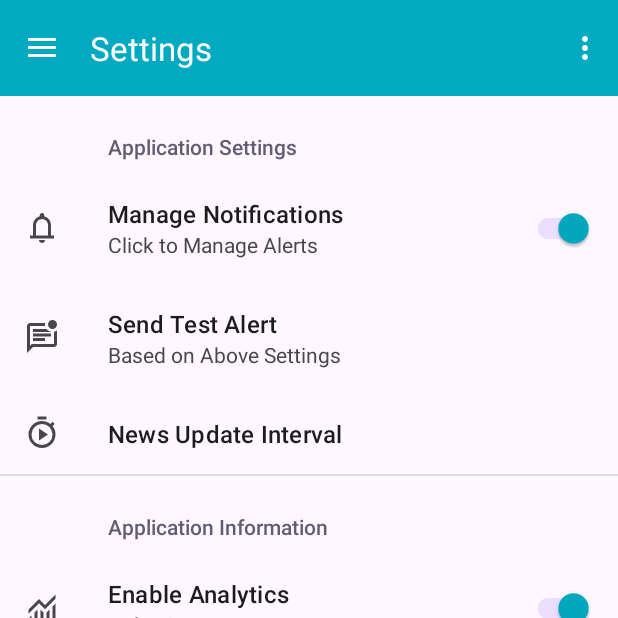
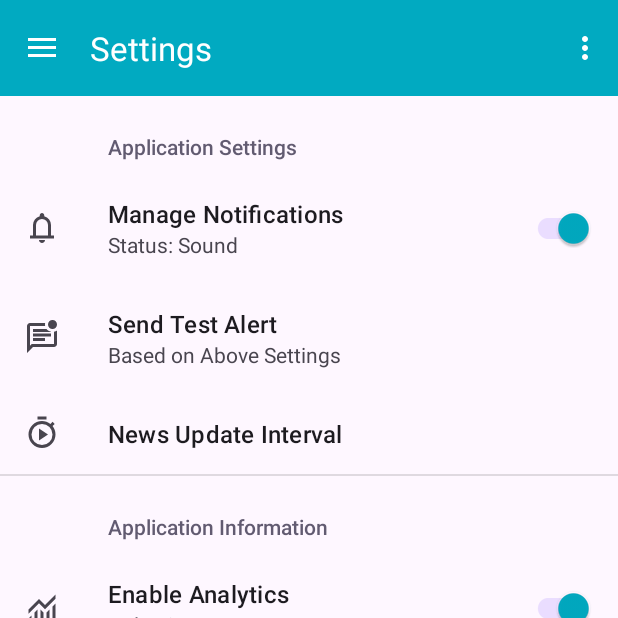
Before and after one commit to cssnr/tibs3dprints-android, an Android app: the SettingsFragment screen opened through its navigation route, on a phone screen of 412 x 824 dp, the top half of it. Run offline under Robolectric (Android 15) with nearby library versions, the phone set to English and light mode, and no system bars; our stand-ins replace androidx.preference, navigation-ui; 2 statements that could not run were skipped.

Commit message:
Update Notifications (#25)
- Update Notifications
- Update README.md
- Add Release Drafter

```diff
--- a/app/src/main/java/org/cssnr/tibs3dprints/ui/settings/SettingsFragment.kt
+++ b/app/src/main/java/org/cssnr/tibs3dprints/ui/settings/SettingsFragment.kt
@@ -68,10 +68,12 @@ class SettingsFragment : PreferenceFragmentCompat() {
             registerForActivityResult(RequestPermission()) { result ->
                 Log.d(LOG_TAG, "result: $result")
             }
-        enableNotifications = findPreference<SwitchPreferenceCompat>("enable_notifications")
+        enableNotifications = findPreference<SwitchPreferenceCompat>("default_channel_id")
         enableNotifications?.setOnPreferenceChangeListener { _, newValue ->
-            Log.d(LOG_TAG, "enable_notifications: $newValue")
-            if (ctx.requestPerms(requestPermissionLauncher, newValue as Boolean)) onResume()
+            Log.d(LOG_TAG, "default_channel_id: ${newValue as Boolean}")
+            if (ctx.requestPerms(requestPermissionLauncher, newValue, "default_channel_id")) {
+                onResume()
+            }
             false
         }
 
@@ -96,7 +98,7 @@ class SettingsFragment : PreferenceFragmentCompat() {
                 .setContentText("This is a test of the alert system.")
                 .setPriority(NotificationCompat.PRIORITY_DEFAULT)
                 .setAutoCancel(true)
-            ctx.sendNotification(builder)
+            ctx.sendNotification(builder, "default_channel_id")
             false
         }
 
@@ -155,10 +157,59 @@ class SettingsFragment : PreferenceFragmentCompat() {
     override fun onResume() {
         Log.d(LOG_TAG, "ON RESUME")
         super.onResume()
-        val notificationsEnabled = context?.areNotificationsEnabled() == true
-        Log.i(LOG_TAG, "notificationsEnabled: $notificationsEnabled")
-        enableNotifications?.isChecked = notificationsEnabled
-        sendTestAlert?.isEnabled = notificationsEnabled
+        context?.updateNotificationStatus()
+        sendTestAlert?.isEnabled = enableNotifications?.isChecked == true
+    }
+
+    private fun Context.updateNotificationStatus() {
+        val notificationManager = NotificationManagerCompat.from(this)
+        val areNotificationsEnabled = notificationManager.areNotificationsEnabled()
+        Log.i(LOG_TAG, "areNotificationsEnabled: $areNotificationsEnabled")
+        for (channel in notificationManager.notificationChannels) {
+            Log.d(LOG_TAG, "pref key: ${channel.id}")
+            val pref = findPreference<SwitchPreferenceCompat>("${channel.id}")
+            Log.d(LOG_TAG, "pref: $pref")
+            if (pref == null) continue
+
+            val alertsEnabled = isChannelEnabled()
+            //    channel.importance != NotificationManager.IMPORTANCE_NONE && areNotificationsEnabled
+            Log.i(LOG_TAG, "alertsEnabled: $alertsEnabled")
+
+            val playsSound =
+                channel.sound != null && channel.importance >= NotificationManager.IMPORTANCE_DEFAULT
+            Log.i(LOG_TAG, "playsSound: $playsSound")
+
+            val hasVibration =
+                channel.shouldVibrate() && channel.importance >= NotificationManager.IMPORTANCE_DEFAULT
+            Log.i(LOG_TAG, "hasVibration: $hasVibration")
+
+            val isSilent = channel.importance <= NotificationManager.IMPORTANCE_LOW &&
+                    !playsSound &&
+                    !hasVibration
+            Log.i(LOG_TAG, "isSilent: $isSilent")
+
+            if (!alertsEnabled) {
+                pref.summary = "Status: Disabled"
+                pref.isChecked = false
+            } else {
+                val statuses = mutableSetOf<String>()
+                if (isSilent) {
+                    statuses.add("Silent")
+                }
+                if (playsSound) {
+                    statuses.add("Sound")
+                }
+                if (hasVibration) {
+                    statuses.add("Vibrate")
+                }
+                if (statuses.isEmpty()) {
+                    statuses.add("No Sound or Vibration")
+                }
+                val result = statuses.joinToString(", ")
+                pref.summary = "Status: $result"
+                pref.isChecked = true
+            }
+        }
     }
 
     fun Context.updateWorkManager(listPref: ListPreference, newValue: Any): Boolean {
@@ -203,8 +254,8 @@ class SettingsFragment : PreferenceFragmentCompat() {
             switchPreference.isChecked = true
         } else {
             MaterialAlertDialogBuilder(this)
-                .setTitle("Please Reconsider")
-                .setMessage("Analytics are only used to fix bugs and make improvements.")
+                .setTitle(getString(R.string.analytics_title))
+                .setMessage(getString(R.string.analytics_notice))
                 .setPositiveButton("Disable Anyway") { _, _ ->
                     Log.d("toggleAnalytics", "DISABLE Analytics")
                     Firebase.analytics.logEvent("disable_analytics", null)
@@ -313,7 +364,86 @@ class SettingsFragment : PreferenceFragmentCompat() {
     }
 }
 
-fun Context.sendNotification(builder: NotificationCompat.Builder) {
+internal fun Context.launchNotificationSettings(channelId: String = "default_channel_id") {
+    val notificationManager = NotificationManagerCompat.from(this)
+    val globalEnabled = notificationManager.areNotificationsEnabled()
+    Log.i("areNotificationsEnabled", "globalEnabled: $globalEnabled")
+    val intent = if (globalEnabled) {
+        Intent(Settings.ACTION_CHANNEL_NOTIFICATION_SETTINGS).apply {
+            putExtra(Settings.EXTRA_APP_PACKAGE, packageName)
+            putExtra(Settings.EXTRA_CHANNEL_ID, channelId)
+        }
+    } else {
+        Intent(Settings.ACTION_APP_NOTIFICATION_SETTINGS).apply {
+            putExtra(Settings.EXTRA_APP_PACKAGE, packageName)
+        }
+    }
+    startActivity(intent)
+}
+
+fun Context.requestPerms(
+    requestPermissionLauncher: ActivityResultLauncher<String>,
+    newValue: Boolean,
+    channelId: String = "default_channel_id",
+): Boolean {
+    if (newValue == false) {
+        launchNotificationSettings(channelId)
+        return false
+    }
+    if (Build.VERSION.SDK_INT >= Build.VERSION_CODES.TIRAMISU) {
+        val perm = Manifest.permission.POST_NOTIFICATIONS
+        when {
+            ContextCompat.checkSelfPermission(this, perm) ==
+                    PackageManager.PERMISSION_GRANTED -> {
+                Log.d("requestPerms", "1 - Permission Already Granted")
+                launchNotificationSettings(channelId)
+            }
+
+            ActivityCompat.shouldShowRequestPermissionRationale(this as Activity, perm) -> {
+                Log.d("requestPerms", "2 - shouldShowRequestPermissionRationale")
+                launchNotificationSettings(channelId)
+            }
+
+            else -> {
+                Log.d("requestPerms", "3 - requestPermissionLauncher")
+                requestPermissionLauncher.launch(perm)
+            }
+        }
+    } else {
+        Log.d("requestPerms", "4 - PRE TIRAMISU")
+        val preferences = PreferenceManager.getDefaultSharedPreferences(this)
+        val hasUserEnabled = preferences.getBoolean("${channelId}_was_enabled", false)
+        Log.d("requestPerms", "hasUserEnabled: $hasUserEnabled")
+        if (!hasUserEnabled) {
+            preferences.edit { putBoolean("${channelId}_was_enabled", true) }
+            if (isChannelEnabled(channelId)) return true
+        }
+        launchNotificationSettings(channelId)
+    }
+    return false
+}
+
+fun Context.isChannelEnabled(channelId: String = "default_channel_id"): Boolean {
+    if (Build.VERSION.SDK_INT < Build.VERSION_CODES.TIRAMISU) {
+        Log.d("isChannelEnabled", "PRE TIRAMISU")
+        val preferences = PreferenceManager.getDefaultSharedPreferences(this)
+        val hasUserEnabled = preferences.getBoolean("${channelId}_was_enabled", false)
+        Log.d("isChannelEnabled", "hasUserEnabled: $hasUserEnabled")
+        if (!hasUserEnabled) return false
+    }
+
+    val notificationManager = NotificationManagerCompat.from(this)
+    return when {
+        notificationManager.areNotificationsEnabled().not() -> false
+        else -> {
+            val channel = notificationManager.getNotificationChannel(channelId)
+            channel != null && channel.importance != NotificationManager.IMPORTANCE_NONE
+        }
+    }
+}
+
+fun Context.sendNotification(builder: NotificationCompat.Builder, channelId: String) {
+    if (!isChannelEnabled(channelId)) return
     val intent = Intent(this, MainActivity::class.java).apply {
         action = "org.cssnr.tibs3dprints.ACTION_NOTIFICATION"
         flags = Intent.FLAG_ACTIVITY_NEW_TASK or Intent.FLAG_ACTIVITY_CLEAR_TASK
@@ -336,80 +466,3 @@ fun Context.sendNotification(builder: NotificationCompat.Builder) {
         }
     }
 }
-
-internal fun Context.launchNotificationSettings(channelId: String = "default_channel_id") {
-    val notificationManager = NotificationManagerCompat.from(this)
-    val globalEnabled = notificationManager.areNotificationsEnabled()
-    Log.i("areNotificationsEnabled", "globalEnabled: $globalEnabled")
-    val intent = if (globalEnabled) {
-        Intent(Settings.ACTION_CHANNEL_NOTIFICATION_SETTINGS).apply {
-            putExtra(Settings.EXTRA_APP_PACKAGE, packageName)
-            putExtra(Settings.EXTRA_CHANNEL_ID, channelId)
-        }
-    } else {
-        Intent(Settings.ACTION_APP_NOTIFICATION_SETTINGS).apply {
-            putExtra(Settings.EXTRA_APP_PACKAGE, packageName)
-        }
-    }
-    startActivity(intent)
-}
-
-fun Context.requestPerms(
-    requestPermissionLauncher: ActivityResultLauncher<String>,
-    newValue: Boolean,
-): Boolean {
-    if (newValue == false) {
-        launchNotificationSettings()
-        return false
-    }
-    if (Build.VERSION.SDK_INT >= Build.VERSION_CODES.TIRAMISU) {
-        val perm = Manifest.permission.POST_NOTIFICATIONS
-        when {
-            ContextCompat.checkSelfPermission(this, perm) ==
-                    PackageManager.PERMISSION_GRANTED -> {
-                Log.d("requestPerms", "1 - Permission Already Granted")
-                launchNotificationSettings()
-            }
-
-            ActivityCompat.shouldShowRequestPermissionRationale(this as Activity, perm) -> {
-                Log.d("requestPerms", "2 - shouldShowRequestPermissionRationale")
-                launchNotificationSettings()
-            }
-
-            else -> {
-                Log.d("requestPerms", "3 - requestPermissionLauncher")
-                requestPermissionLauncher.launch(perm)
-            }
-        }
-    } else {
-        Log.d("requestPerms", "4 - PRE TIRAMISU")
-        val preferences = PreferenceManager.getDefaultSharedPreferences(this)
-        val hasUserEnabled = preferences.getBoolean("user_enabled_notify", false)
-        Log.d("requestPerms", "hasUserEnabled: $hasUserEnabled")
-        if (!hasUserEnabled) {
-            preferences.edit { putBoolean("user_enabled_notify", true) }
-            if (areNotificationsEnabled()) return true
-        }
-        launchNotificationSettings()
-    }
-    return false
-}
-
-fun Context.areNotificationsEnabled(): Boolean {
-    if (Build.VERSION.SDK_INT < Build.VERSION_CODES.TIRAMISU) {
-        val preferences = PreferenceManager.getDefaultSharedPreferences(this)
-        val hasUserEnabled = preferences.getBoolean("user_enabled_notify", false)
-        Log.d("areNotificationsEnabled", "hasUserEnabled: $hasUserEnabled")
-        if (!hasUserEnabled) return false
-    }
-
-    val notificationManager = NotificationManagerCompat.from(this)
-    return when {
-        notificationManager.areNotificationsEnabled().not() -> false
-        else -> {
-            notificationManager.notificationChannels.firstOrNull { channel ->
-                channel.importance == NotificationManager.IMPORTANCE_NONE
-            } == null
-        }
-    }
-}
--- a/app/src/main/java/org/cssnr/tibs3dprints/work/AppWorker.kt
+++ b/app/src/main/java/org/cssnr/tibs3dprints/work/AppWorker.kt
@@ -50,7 +50,7 @@ class AppWorker(val appContext: Context, workerParams: WorkerParameters) :
                     .setContentText(first.title)
                     .setPriority(NotificationCompat.PRIORITY_DEFAULT)
                     .setAutoCancel(true)
-                appContext.sendNotification(builder)
+                appContext.sendNotification(builder, "default_channel_id")
             }
         }
 
--- a/app/src/main/res/values/strings.xml
+++ b/app/src/main/res/values/strings.xml
@@ -11,6 +11,9 @@
     <string name="tiktok_url">https://www.tiktok.com/@tibby216</string>
     <string name="youtube_url">https://www.youtube.com/@Tibs3DPrints</string>
     <string name="github_link"><![CDATA[<a href="https://github.com/cssnr/tibs3dprints-android">%s</a>]]></string>
+
+    <string name="analytics_title">Please Reconsider</string>
+    <string name="analytics_notice">Analytics are only used to fix bugs and make improvements.\nNo personal information of any kind is collected.</string>
 
     <string-array name="work_interval_entries">
         <item>Never</item>
--- a/app/src/main/res/xml/preferences.xml
+++ b/app/src/main/res/xml/preferences.xml
@@ -7,10 +7,15 @@
         android:title="Application Settings">
 
         <SwitchPreferenceCompat
-            android:key="enable_notifications"
+            android:key="default_channel_id"
             android:title="Manage Notifications"
-            android:summary="Click to Manage Alerts"
+            android:summary="Status: Unknown"
             android:icon="@drawable/md_notifications_24px" />
+
+        <!--<Preference-->
+        <!--    android:key="default_channel_id_status"-->
+        <!--    android:summary="Status: Unknown"-->
+        <!--    android:defaultValue="false" />-->
 
         <!--<Preference-->
         <!--    android:key="manage_notifications"-->
```
Also changed, not shown: app/src/main/java/org/cssnr/tibs3dprints/ui/setup/SetupFragment.kt (+9 -10 lines), 4 other files.
